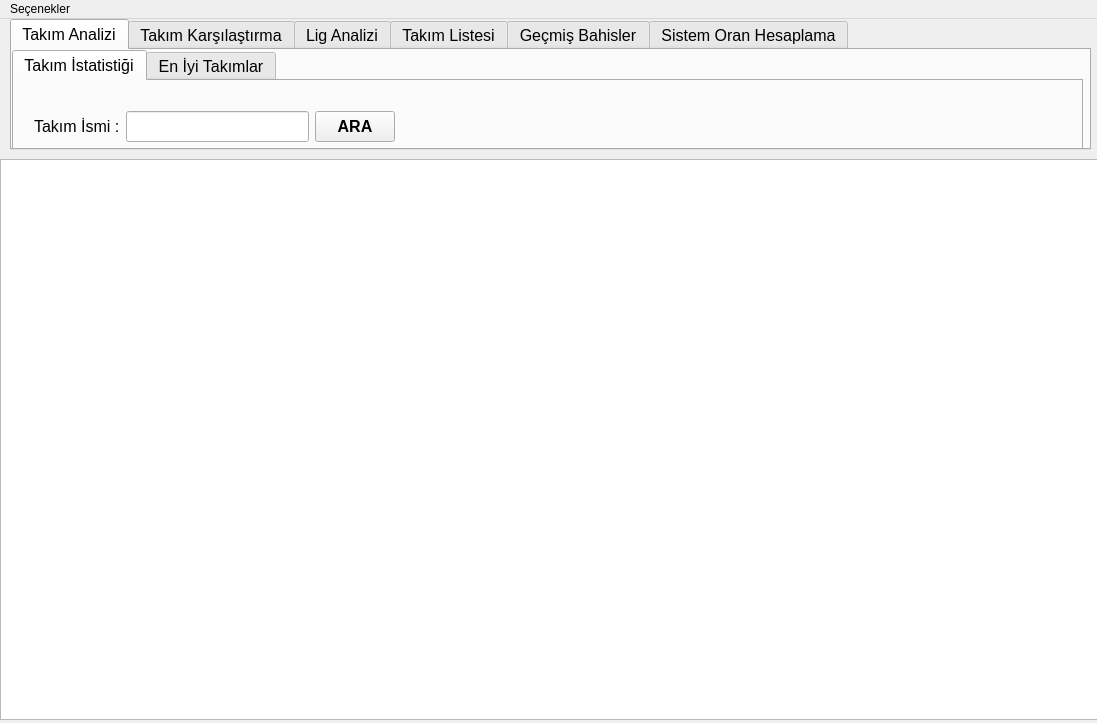
Qt form mainwindow.ui (cmlttnts/statsGui) before a commit.
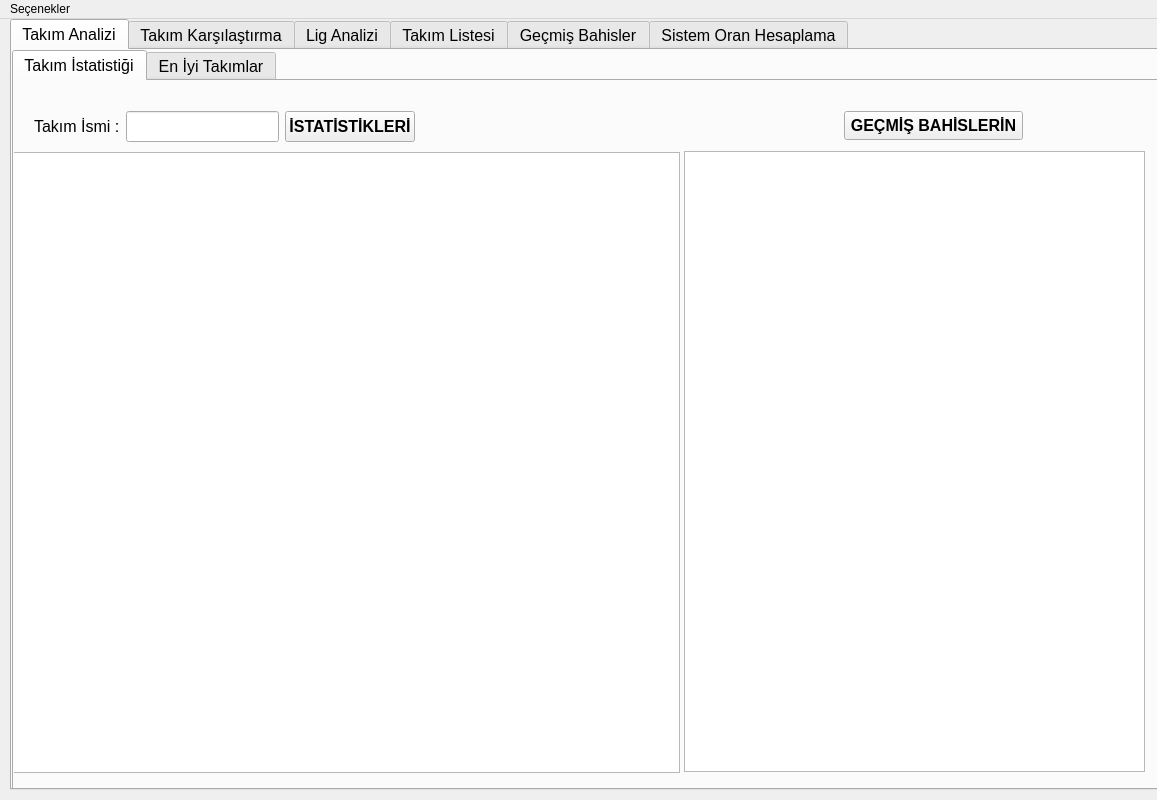
The same form after that commit. The open tabs and pages were chosen to show the change.

Commit message: bet history feature

What changed in the file:
```diff
--- a/mainwindow.ui
+++ b/mainwindow.ui
@@ -6,8 +6,8 @@
    <rect>
     <x>0</x>
     <y>0</y>
-    <width>1097</width>
-    <height>723</height>
+    <width>1157</width>
+    <height>800</height>
    </rect>
   </property>
   <property name="windowTitle">
@@ -19,8 +19,8 @@
      <rect>
       <x>10</x>
       <y>0</y>
-      <width>1081</width>
-      <height>131</height>
+      <width>1161</width>
+      <height>771</height>
      </rect>
     </property>
     <property name="sizePolicy">
@@ -49,8 +49,8 @@
        <rect>
         <x>0</x>
         <y>0</y>
-        <width>1071</width>
-        <height>111</height>
+        <width>1151</width>
+        <height>741</height>
        </rect>
       </property>
       <property name="sizePolicy">
@@ -71,7 +71,7 @@
          <rect>
           <x>20</x>
           <y>30</y>
-          <width>361</width>
+          <width>381</width>
           <height>31</height>
          </rect>
         </property>
@@ -121,12 +121,62 @@
             <string>Tıklayınca sonuçlar görünür.</string>
            </property>
            <property name="text">
-            <string>ARA</string>
+            <string>İSTATİSTİKLERİ</string>
            </property>
           </widget>
          </item>
         </layout>
        </widget>
+       <widget class="QPushButton" name="betHistoryButton">
+        <property name="geometry">
+         <rect>
+          <x>830</x>
+          <y>30</y>
+          <width>179</width>
+          <height>29</height>
+         </rect>
+        </property>
+        <property name="sizePolicy">
+         <sizepolicy hsizetype="Minimum" vsizetype="Preferred">
+          <horstretch>0</horstretch>
+          <verstretch>0</verstretch>
+         </sizepolicy>
+        </property>
+        <property name="font">
+         <font>
+          <pointsize>12</pointsize>
+          <weight>75</weight>
+          <italic>false</italic>
+          <bold>true</bold>
+         </font>
+        </property>
+        <property name="toolTip">
+         <string>Tıklayınca sonuçlar görünür.</string>
+        </property>
+        <property name="text">
+         <string>GEÇMİŞ BAHİSLERİN</string>
+        </property>
+       </widget>
+       <widget class="QTextBrowser" name="teamStatsTextArea">
+        <property name="geometry">
+         <rect>
+          <x>-5</x>
+          <y>71</y>
+          <width>671</width>
+          <height>621</height>
+         </rect>
+        </property>
+       </widget>
+       <widget class="QTextBrowser" name="betHistoryTextArea">
+        <property name="geometry">
+         <rect>
+          <x>670</x>
+          <y>70</y>
+          <width>461</width>
+          <height>621</height>
+         </rect>
+        </property>
+       </widget>
       </widget>
       <widget class="QWidget" name="bestTeamsTab">
        <attribute name="title">
@@ -707,34 +757,13 @@
      </widget>
     </widget>
    </widget>
-   <widget class="QTextBrowser" name="mainTextArea">
-    <property name="geometry">
-     <rect>
-      <x>0</x>
-      <y>140</y>
-      <width>1101</width>
-      <height>561</height>
-     </rect>
-    </property>
-    <property name="sizePolicy">
-     <sizepolicy hsizetype="Preferred" vsizetype="Preferred">
-      <horstretch>0</horstretch>
-      <verstretch>0</verstretch>
-     </sizepolicy>
-    </property>
-    <property name="font">
-     <font>
-      <pointsize>12</pointsize>
-     </font>
-    </property>
-   </widget>
   </widget>
   <widget class="QMenuBar" name="menubar">
    <property name="geometry">
     <rect>
      <x>0</x>
      <y>0</y>
-     <width>1097</width>
+     <width>1157</width>
      <height>21</height>
     </rect>
    </property>
```
Left out of the diff: 34 changed lines with no effect on the pictures. The commit also changes 15 other files.
